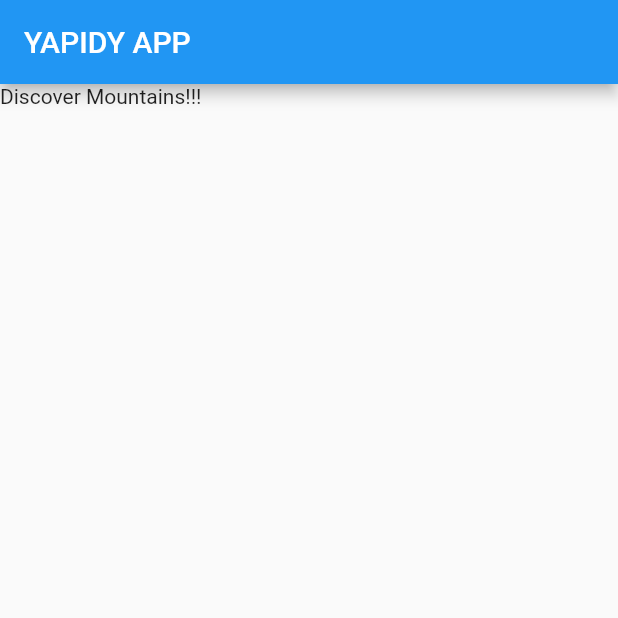
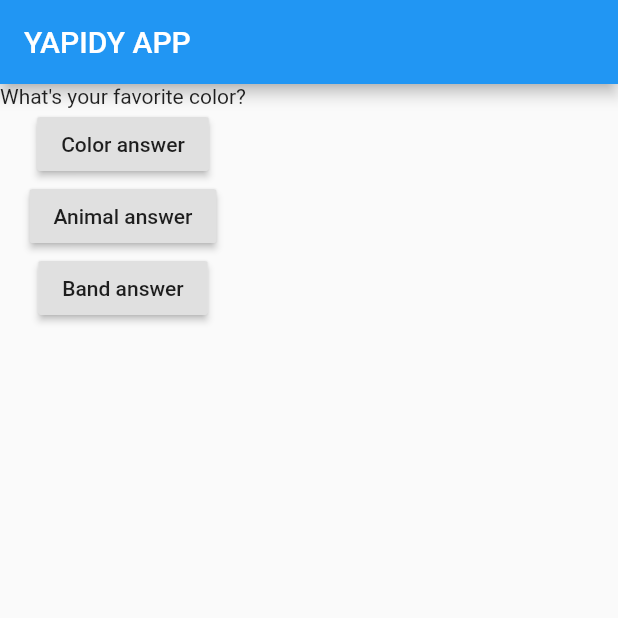
Before and after one commit to ArtemSyvak/flutter-study, a Flutter app: the screen it shows after launch, on a phone screen of 412 x 824 dp, the top half of it. Run offline on Flutter 3.47's test engine with Material 2 defaults, Android fonts, the phone set to English and light mode, and no system bars.

```diff
--- a/lib/main.dart
+++ b/lib/main.dart
@@ -2,15 +2,50 @@ import 'package:flutter/material.dart';
 
 void main() => runApp(App());
 
-class App extends StatelessWidget {
+class App extends StatefulWidget {
+  @override
+  State<StatefulWidget> createState() {
+    return AppState();
+  }
+}
+
+class AppState extends State<App> {
+  var questionIndex = 0;
+
+  void answerQuestion(index) {
+    setState(() {
+      questionIndex = index;
+    });
+  }
+
   @override
   Widget build(BuildContext context) {
+    var questions = [
+      'What\'s your favorite color?',
+      'What\'s your favorite animal?',
+      'What\'s your favorite band?',
+    ];
     return MaterialApp(
+      debugShowCheckedModeBanner: false,
       home: Scaffold(
         appBar: AppBar(
           title: Text('YAPIDY APP'),
         ),
-        body: Text('Discover Mountains!!!'),
+        body: Column(children: [
+          Text(questions[questionIndex]),
+          RaisedButton(
+            child: Text('Color answer'),
+            onPressed:() => answerQuestion(0),
+          ),
+          RaisedButton(
+            child: Text('Animal answer'),
+            onPressed:() => answerQuestion(1),
+          ),
+          RaisedButton(
+            child: Text('Band answer'),
+            onPressed:() => answerQuestion(2),
+          )
+        ]),
       ),
     );
   }
```
Also changed, not shown: 1 other file.
